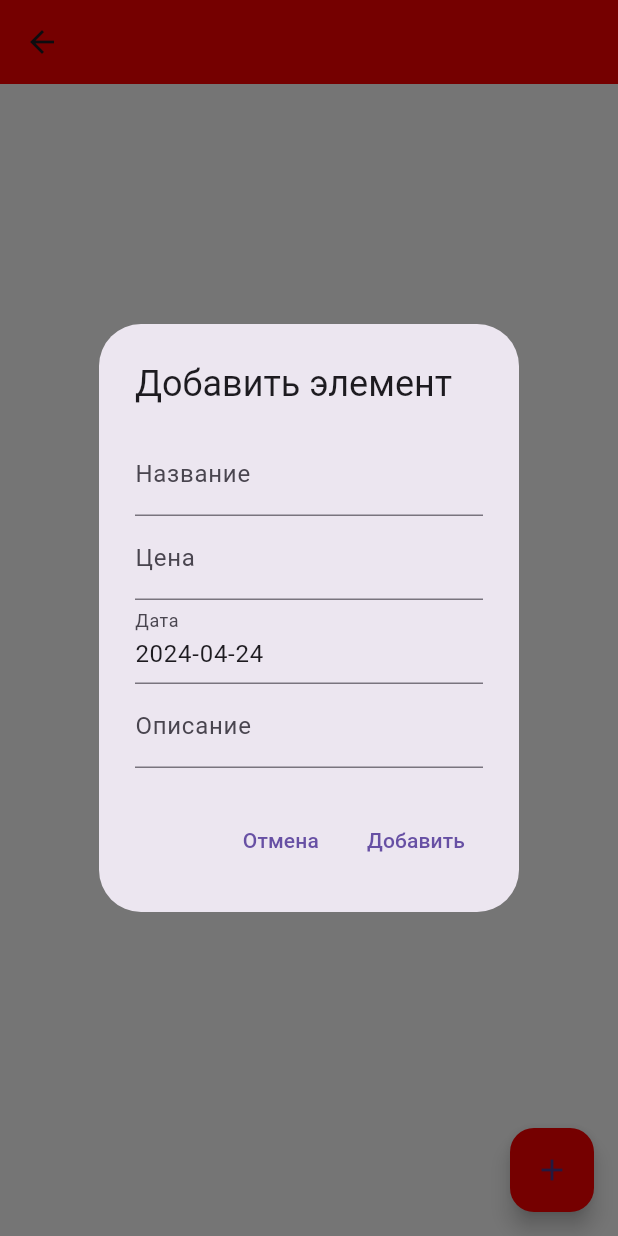
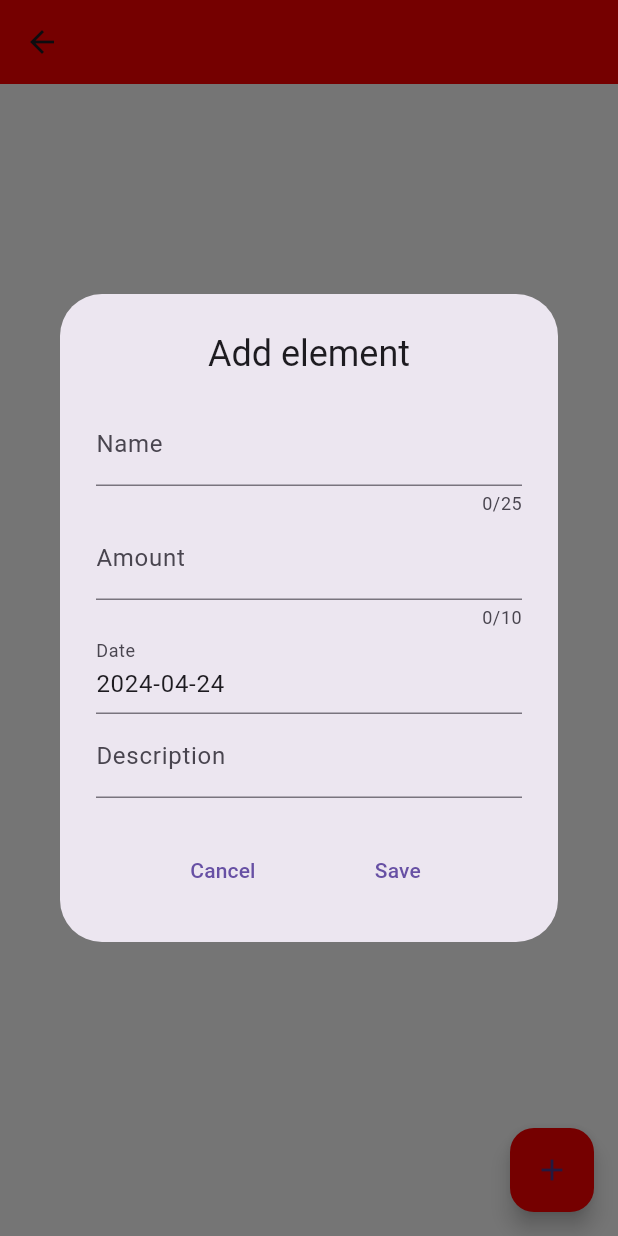
Before and after one commit to Yura-0/ItrackEr, a Flutter app: the ListTransactionsPage screen opened directly with empty values, after a tap on the "add" icon, on a phone screen of 412 x 824 dp. Run offline on Flutter 3.47's test engine with Material 3 defaults, Android fonts, the light colour scheme and no system bars; our stand-ins replace drift, flutter_bloc, get_it, responsive_sizer, shared_preferences, sqlite3_flutter_libs; missing offline and left inert: sqlite3; accounts and stored records are empty; generated files the repository leaves out were written again.

Commit message:
custome add dialog

```diff
--- a/lib/features/transactions/add_elem_widget.dart
+++ b/lib/features/transactions/add_elem_widget.dart
@@ -1,6 +1,8 @@
 import 'package:flutter/material.dart';
 import 'package:intl/intl.dart';
 
+import 'package:itracker/l10n/app_loc.dart';
+import 'package:responsive_sizer/responsive_sizer.dart';
 
 class AddElem extends StatefulWidget {
   final int categoryId;
@@ -42,8 +44,10 @@ class _AddElemState extends State<AddElem> {
   @override
   Widget build(BuildContext context) {
     return AlertDialog(
-      title: Text('Добавить элемент'),
-      content: Form(
+      title: Center(child: Text(context.loc.add_element)),
+      content: SizedBox(
+        width: Adaptive.w(80),
+        child: Form(
           key: _formKey,
           child: SingleChildScrollView(
             child: Column(
@@ -51,21 +55,23 @@ class _AddElemState extends State<AddElem> {
               children: [
                 TextFormField(
                   controller: _nameController,
-                decoration: InputDecoration(labelText: 'Название'),
+                  maxLength: 25,
+                  decoration: InputDecoration(labelText: context.loc.name),
                   validator: (value) {
                     if (value == null || value.isEmpty) {
-                    return 'Введите название';
+                      return context.loc.enter_name;
                     }
                     return null;
                   },
                 ),
                 TextFormField(
                   controller: _amountController,
+                  maxLength: 10,
                   keyboardType: TextInputType.number,
-                decoration: InputDecoration(labelText: 'Цена'),
+                  decoration: InputDecoration(labelText: context.loc.amount),
                   validator: (value) {
                     if (value == null || value.isEmpty) {
-                    return 'Введите цену';
+                      return context.loc.enter_amount;
                     }
                     return null;
                   },
@@ -73,7 +79,7 @@ class _AddElemState extends State<AddElem> {
                 TextFormField(
                   controller: _dateController,
                   readOnly: true,
-                decoration: InputDecoration(labelText: 'Дата'),
+                  decoration: InputDecoration(labelText: context.loc.date),
                   onTap: () async {
                     final DateTime? picked = await showDatePicker(
                       context: context,
@@ -91,18 +97,22 @@ class _AddElemState extends State<AddElem> {
                 ),
                 TextFormField(
                   controller: _descriptionController,
-                decoration: InputDecoration(labelText: 'Описание'),
+                  decoration: InputDecoration(labelText: context.loc.description),
                 ),
               ],
             ),
           ),
         ),
+      ),
       actions: [
+        Row(
+          mainAxisAlignment: MainAxisAlignment.spaceEvenly,
+          children: [
             TextButton(
               onPressed: () {
                 Navigator.of(context).pop();
               },
-          child: Text('Отмена'),
+              child: Text(context.loc.cancel),
             ),
             TextButton(
               onPressed: () {
@@ -119,7 +129,9 @@ class _AddElemState extends State<AddElem> {
                   Navigator.of(context).pop();
                 }
               },
-          child: Text('Добавить'),
+              child: Text(context.loc.save),
+            ),
+          ],
         ),
       ],
     );
--- a/lib/l10n/en.arb
+++ b/lib/l10n/en.arb
@@ -16,5 +16,14 @@
   "medicine" : "Medicine",
   "jorney" : "Jorney",
   "auto" : "Auto",
-  "there_are_no_entries" : "There are no entries"
+  "there_are_no_entries" : "There are no entries",
+  "add_element" : "Add element",
+  "name" : "Name",
+  "amount" : "Amount",
+  "date" : "Date",
+  "description" : "Description",
+  "save" : "Save",
+  "cancel" : "Cancel",
+  "enter_name" : "Enter name",
+  "enter_amount" : "Enter amount"
 }
--- a/lib/l10n/uk.arb
+++ b/lib/l10n/uk.arb
@@ -16,5 +16,14 @@
     "medicine" : "Медицина",
     "jorney" : "Проїзд",
     "auto" : "Авто",
-    "there_are_no_entries" : "Немає записів"
+    "there_are_no_entries" : "Немає записів",
+    "add_element" : "Додати елемент",
+    "name" : "Назва",
+    "amount" : "Ціна",
+    "date" : "Дата",
+    "description" : "Опис",
+    "save" : "Додати",
+    "cancel" : "Назад",
+    "enter_name" : "Введіть назву",
+    "enter_amount" : "Введіть ціну"
 }
```
Also changed, not shown: 1 other file. Lines whose indentation alone changed are shown as unchanged.
